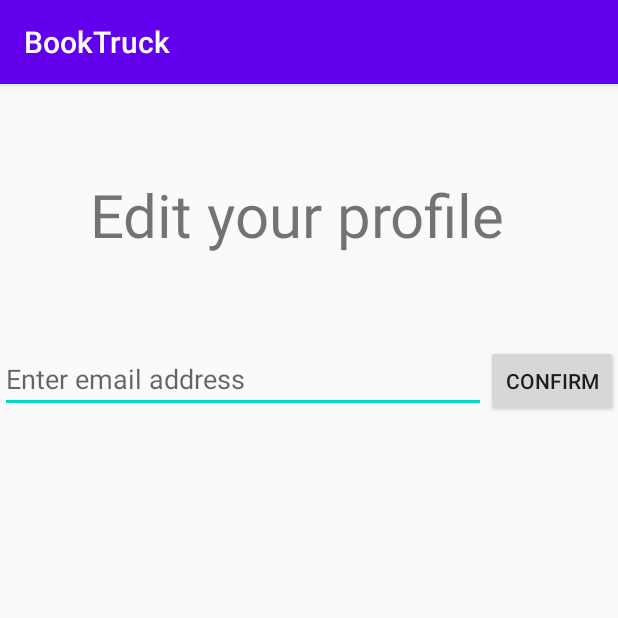
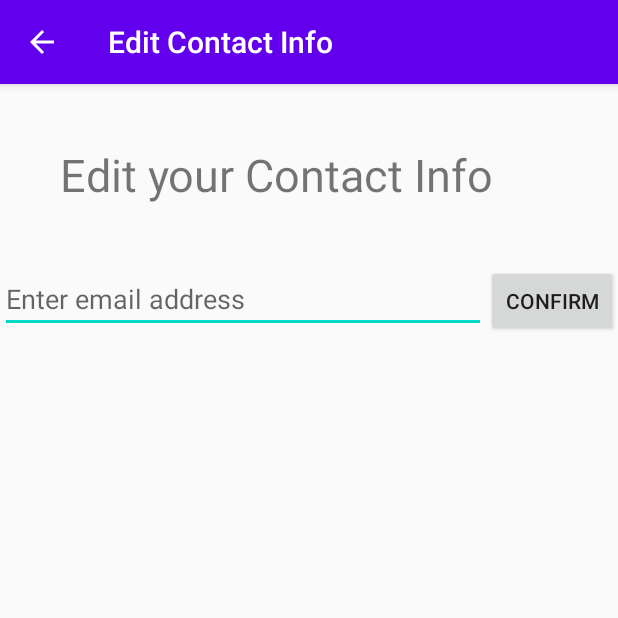
Before and after one commit to CMPUT301F20T06/BookTruck, an Android app: the EditProfile screen opened directly, with no data from a screen before it, on a phone screen of 412 x 824 dp, the top half of it. Run offline under Robolectric (Android 15) with nearby library versions, the phone set to English and light mode, and no system bars; our stand-ins replace Firebase (no records; nobody signed in at launch, a user with empty details on screens opened directly).

Commit message:
fix profile bug

```diff
--- a/app/src/main/AndroidManifest.xml
+++ b/app/src/main/AndroidManifest.xml
@@ -9,7 +9,7 @@
         android:roundIcon="@mipmap/ic_launcher_round"
         android:supportsRtl="true"
         android:theme="@style/AppTheme">
-        <activity android:name=".EditProfile"></activity>
+
         <activity android:name=".MainActivity">
             <intent-filter>
                 <action android:name="android.intent.action.MAIN" />
@@ -61,6 +61,10 @@
             android:label="User Profile"
             android:parentActivityName=".MainActivity" />
         <activity
+            android:name=".EditProfile"
+            android:label="Edit Contact Info"
+            android:parentActivityName=".ProfilePage" />
+        <activity
             android:name=".ShowBookDetail"
             android:label="Show Book Detail"
             android:theme="@style/AppTheme"
--- a/app/src/main/java/com/example/booktruck/CreateBook.java
+++ b/app/src/main/java/com/example/booktruck/CreateBook.java
@@ -1,7 +1,6 @@
 package com.example.booktruck;
 
 import android.os.Bundle;
-import android.util.Log;
 import android.view.View;
 import android.widget.EditText;
 
@@ -9,9 +8,7 @@ import androidx.appcompat.app.AppCompatActivity;
 import androidx.core.app.NavUtils;
 
 import com.example.booktruck.models.Book;
-import com.example.booktruck.services.BookService;
 import com.google.firebase.auth.FirebaseAuth;
-import com.google.firebase.auth.FirebaseUser;
 import com.google.firebase.firestore.CollectionReference;
 import com.google.firebase.firestore.FirebaseFirestore;
 
--- a/app/src/main/java/com/example/booktruck/EditProfile.java
+++ b/app/src/main/java/com/example/booktruck/EditProfile.java
@@ -47,8 +47,6 @@ public class EditProfile extends AppCompatActivity {
         super.onCreate(savedInstanceState);
         setContentView(R.layout.edit_profile);
 
-        mAuth = FirebaseAuth.getInstance();
-        firebaseUser = mAuth.getCurrentUser();
         db = FirebaseFirestore.getInstance();
         userRef = db.collection("Users");
 
--- a/app/src/main/java/com/example/booktruck/ProfilePage.java
+++ b/app/src/main/java/com/example/booktruck/ProfilePage.java
@@ -10,7 +10,7 @@ import android.widget.Toast;
 import androidx.annotation.Nullable;
 import androidx.appcompat.app.AppCompatActivity;
 
-import com.example.booktruck.models.User;
+import com.google.firebase.auth.FirebaseAuth;
 import com.google.android.gms.tasks.OnSuccessListener;
 import com.google.firebase.firestore.DocumentReference;
 import com.google.firebase.firestore.DocumentSnapshot;
@@ -48,8 +48,8 @@ public class ProfilePage extends AppCompatActivity {
             @Override
             public void onSuccess(DocumentSnapshot documentSnapshot) {
                 if (documentSnapshot.exists()) {
-                    UserNameInProfile.setText(documentSnapshot.getString("username"));
-                    EmailInProfile.setText(documentSnapshot.getString("email"));
+                    UserNameInProfile.setText("User Name: "+documentSnapshot.getString("username"));
+                    EmailInProfile.setText("Contact Info: " + documentSnapshot.getString("email"));
                 }
             }
         });
--- a/app/src/main/res/layout/edit_profile.xml
+++ b/app/src/main/res/layout/edit_profile.xml
@@ -11,9 +11,9 @@
         android:id="@+id/Edit"
         android:layout_width="match_parent"
         android:layout_height="wrap_content"
-        android:textSize="40sp"
-        android:text="Edit your profile"
-        android:padding="60dp"
+        android:textSize="30sp"
+        android:text="Edit your Contact Info"
+        android:padding="40dp"
         android:layout_gravity="center_horizontal"/>
 
     <LinearLayout
```
Also changed, not shown: app/src/main/java/com/example/booktruck/services/UserService.java (+0 -7 lines).
